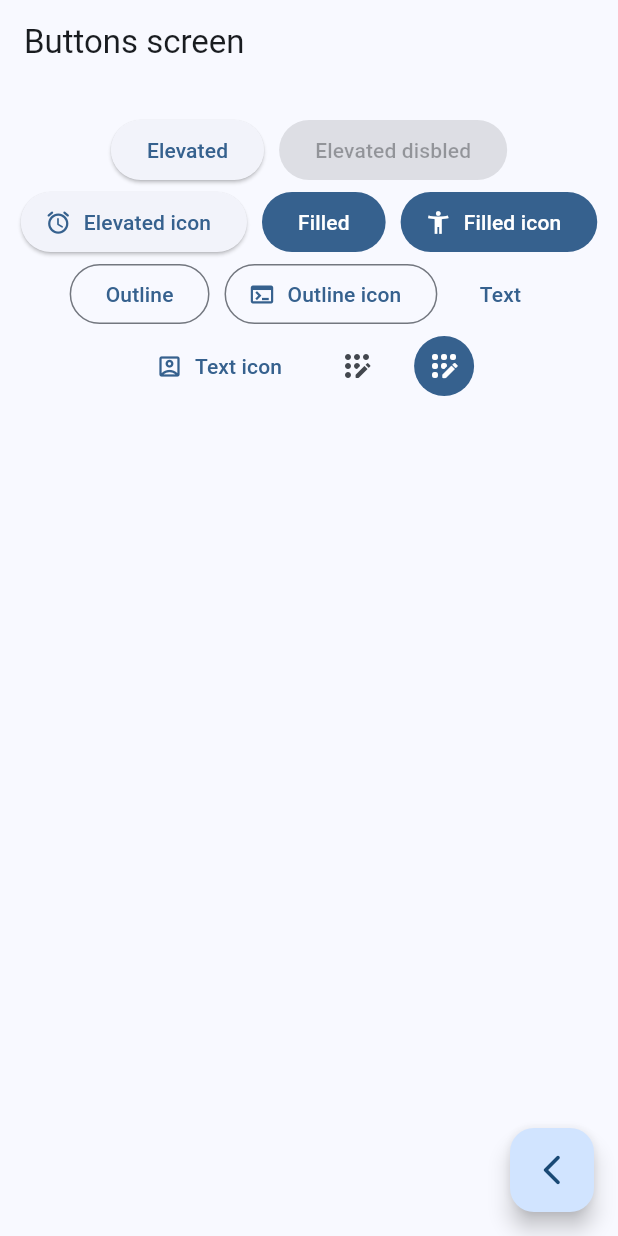
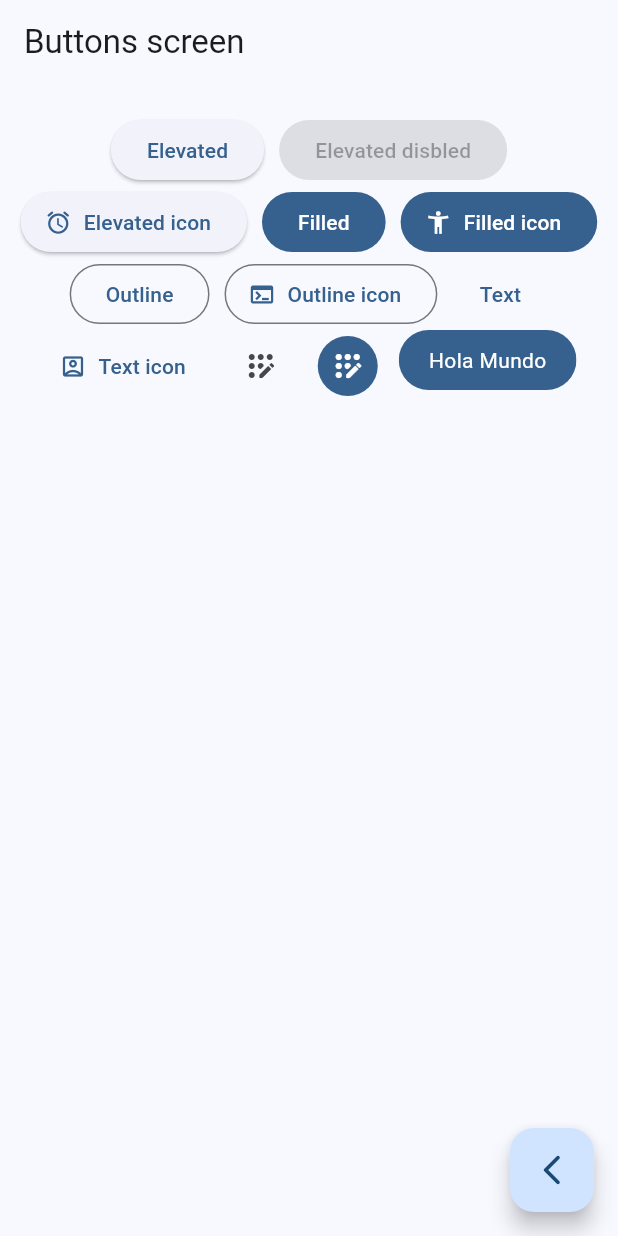
Before and after one commit to nblancoz/widgets_app, a Flutter app: the ButtonsScreen screen opened by its route, on a phone screen of 412 x 824 dp. Run offline on Flutter 3.47's test engine with Material 3 defaults, Android fonts, the phone set to English and light mode, and no system bars; our stand-ins replace go_router.

Commit message:
personalized button done

```diff
--- a/lib/presentation/screens/buttons/buttons_screen.dart
+++ b/lib/presentation/screens/buttons/buttons_screen.dart
@@ -90,10 +90,33 @@ class _ButtonsView extends StatelessWidget {
                 iconColor: const WidgetStatePropertyAll(Colors.white),
               ),
             ),
-            // ToDo: Custom button
+            const CustomButton(),
           ],
         ),
       ),
     );
   }
 }
+
+class CustomButton extends StatelessWidget {
+  const CustomButton({super.key});
+
+  @override
+  Widget build(BuildContext context) {
+    final colors = Theme.of(context).colorScheme;
+
+    return ClipRRect(
+      borderRadius: BorderRadius.circular(20),
+      child: Material(
+        color: colors.primary,
+        child: InkWell(
+          onTap: () {},
+          child: const Padding(
+            padding: EdgeInsets.symmetric(horizontal: 20, vertical: 10),
+            child: Text('Hola Mundo', style: TextStyle(color: Colors.white)),
+          ),
+        ),
+      ),
+    );
+  }
+}
```
